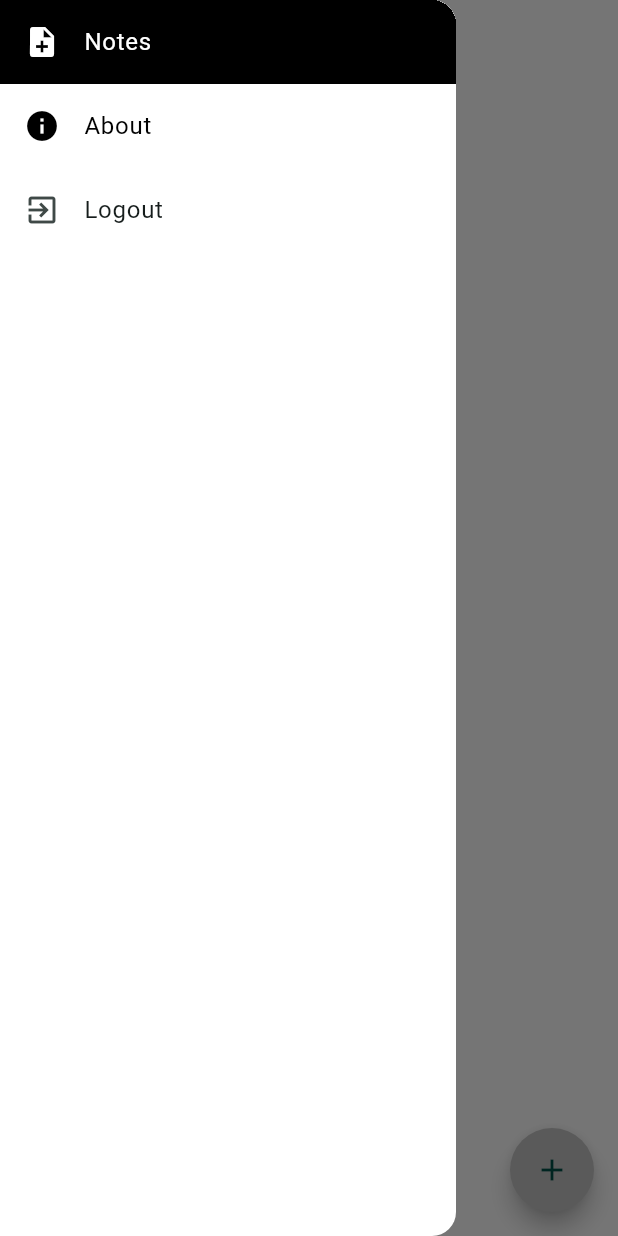
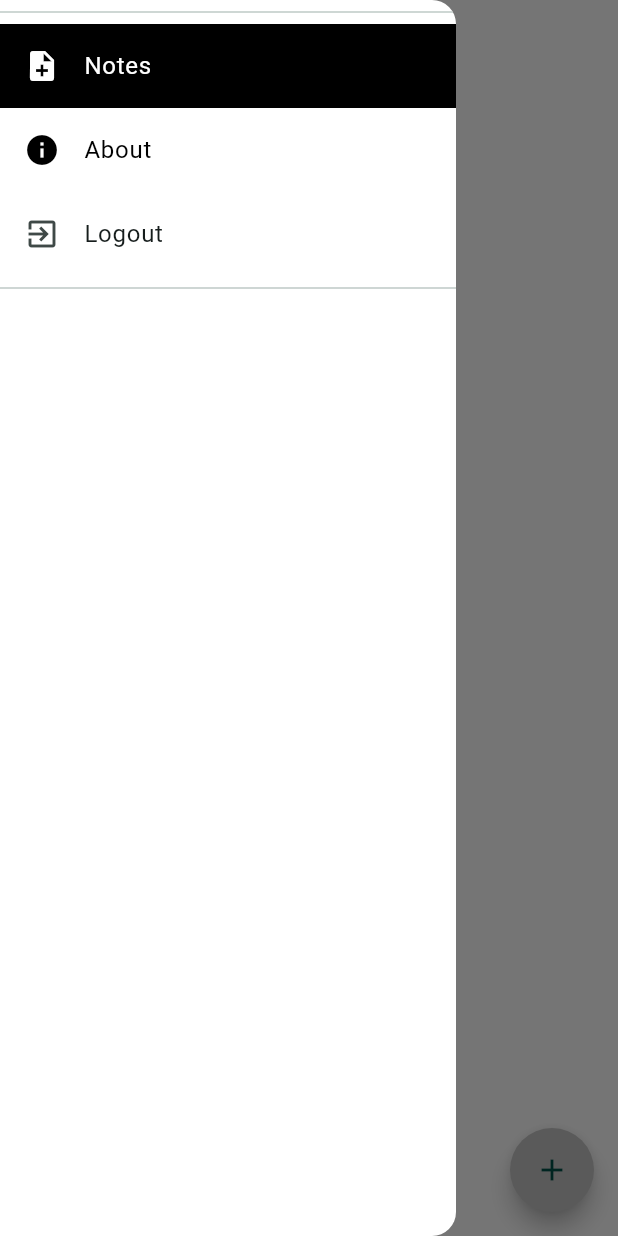
Before and after one commit to Silvalfare/app_notes, a Flutter app: the HomeScreen screen opened by its route, with the side drawer open, on a phone screen of 412 x 824 dp. Run offline on Flutter 3.47's test engine with Material 3 defaults, Android fonts, the phone set to English and light mode, and no system bars; our stand-ins replace shared_preferences, sqflite; accounts and stored records are empty.

```diff
--- a/lib/screen/auth/login_screen.dart
+++ b/lib/screen/auth/login_screen.dart
@@ -68,6 +68,7 @@ class _LoginScreenState extends State<LoginScreen> {
                         PreferenceHandler.saveLogin(true);
                         ScaffoldMessenger.of(context).showSnackBar(
                           SnackBar(
+                            behavior: SnackBarBehavior.floating,
                             duration: Duration(seconds: 1),
                             content: Text('Login Succesful'),
                           ),
@@ -80,6 +81,7 @@ class _LoginScreenState extends State<LoginScreen> {
                       } else {
                         ScaffoldMessenger.of(context).showSnackBar(
                           SnackBar(
+                            behavior: SnackBarBehavior.floating,
                             duration: Duration(seconds: 1),
                             content: Text('Username atau password salah'),
                           ),
--- a/lib/screen/auth/register_screen.dart
+++ b/lib/screen/auth/register_screen.dart
@@ -84,7 +84,8 @@ class _RegisterScreenState extends State<RegisterScreen> {
                       );
                       ScaffoldMessenger.of(context).showSnackBar(
                         SnackBar(
-                          duration: Duration(seconds: 2 ),
+                          behavior: SnackBarBehavior.floating,
+                          duration: Duration(seconds: 2),
                           content: Text('Registration Succesful!'),
                           backgroundColor: Colors.black,
                         ),
--- a/lib/screen/detail_notes.dart
+++ b/lib/screen/detail_notes.dart
@@ -21,7 +21,7 @@ class _DetailNotesScreenState extends State<DetailNotesScreen> {
         title: Row(
           children: [
             SizedBox(
-              width: 250,
+              width: 190,
               child: Text(widget.notes.nama, overflow: TextOverflow.ellipsis),
             ),
             Spacer(),
--- a/lib/screen/home.dart
+++ b/lib/screen/home.dart
@@ -46,6 +46,7 @@ class _HomeScreenState extends State<HomeScreen> {
         backgroundColor: Colors.white,
         child: ListView(
           children: [
+            Divider(),
             ListTile(
               tileColor: currentIndex == 0 ? Colors.black : Colors.white,
               leading: Icon(
@@ -121,6 +122,7 @@ class _HomeScreenState extends State<HomeScreen> {
                 }
               },
             ),
+            Divider(),
           ],
         ),
       ),
```
